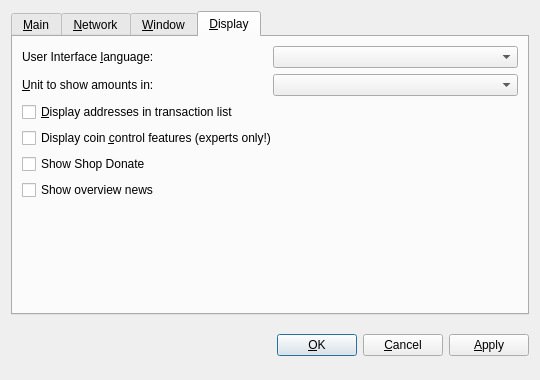
Qt form src/qt/forms/optionsdialog.ui (MintcoinCommunity/Mintcoin-Desktop-Wallet) before a commit.
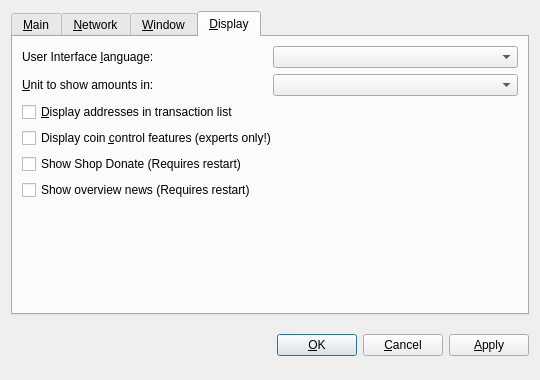
The same form after that commit. The open tabs and pages were chosen to show the change. Custom widgets are drawn as their Qt base class.

Commit message: add requires restart text

Diff of the .ui file:
```diff
--- a/src/qt/forms/optionsdialog.ui
+++ b/src/qt/forms/optionsdialog.ui
@@ -356,14 +356,14 @@
        <item>
         <widget class="QCheckBox" name="showShopDonate">
          <property name="text">
-          <string>Show Shop Donate</string>
+          <string>Show Shop Donate (Requires restart)</string>
          </property>
         </widget>
        </item>
        <item>
         <widget class="QCheckBox" name="showOverviewNews">
          <property name="text">
-          <string>Show overview news</string>
+          <string>Show overview news (Requires restart)</string>
          </property>
         </widget>
        </item>
```
